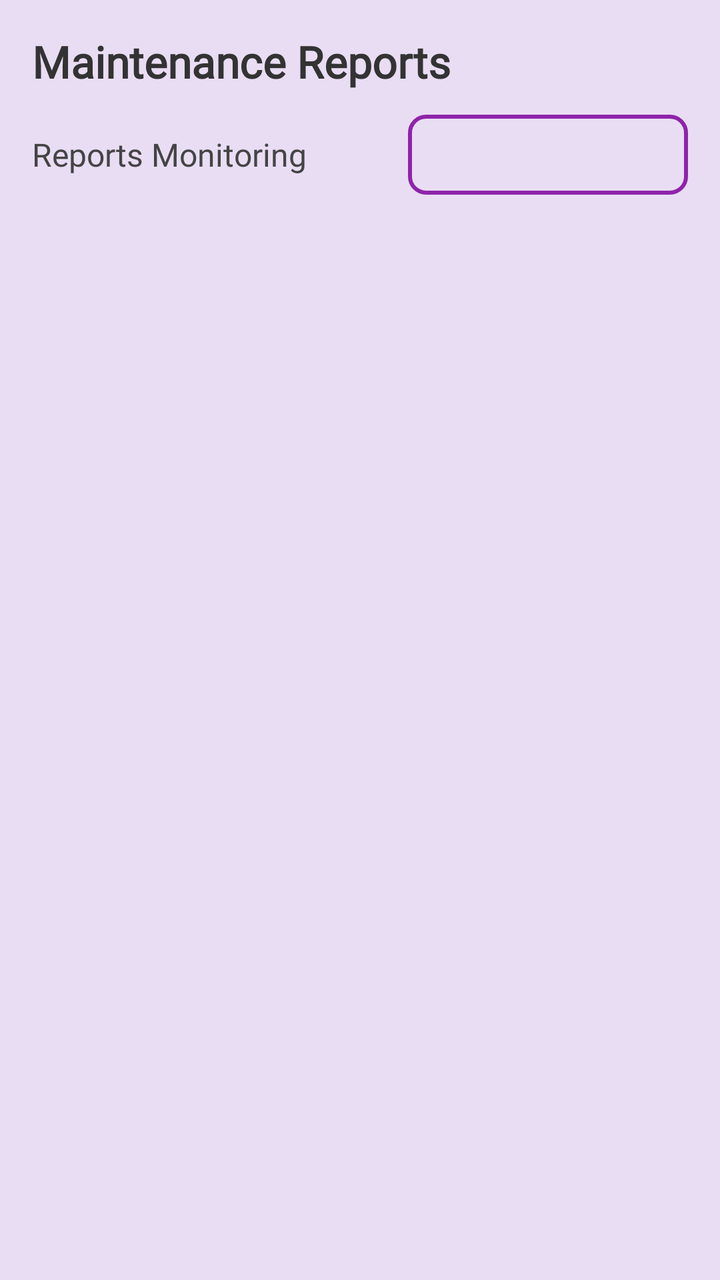
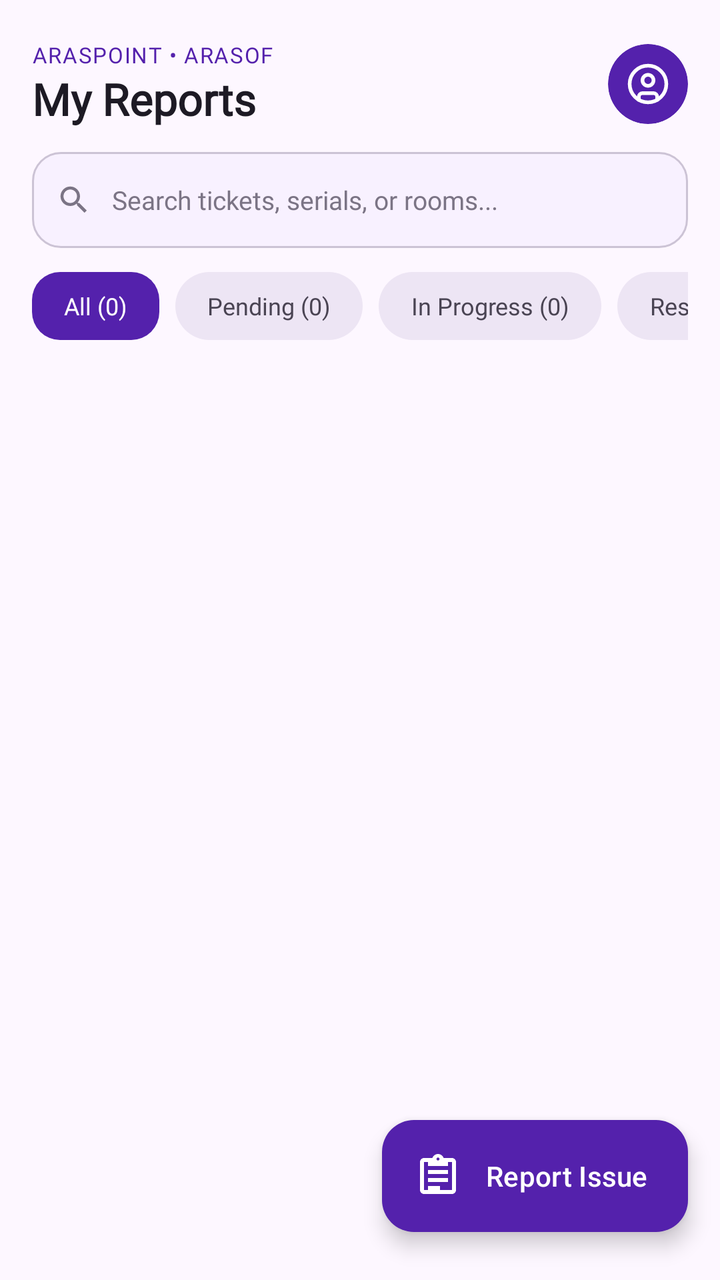

Compare the two renders of this Android layout. The source of the first and the diff that turns it into the second are given below.
<!-- AndroidManifest.xml: application theme Theme.Araspointmap -->
<!-- res/layout/fragment_report.xml -->
<?xml version="1.0" encoding="utf-8"?>
<LinearLayout
    xmlns:android="http://schemas.android.com/apk/res/android"
    xmlns:app="http://schemas.android.com/apk/res-auto"
    android:layout_width="match_parent"
    android:layout_height="match_parent"
    android:orientation="vertical"
    android:background="#E9DDF4"
    android:padding="16dp">

    <TextView
        android:id="@+id/reportTitleText"
        android:layout_width="wrap_content"
        android:layout_height="wrap_content"
        android:layout_marginBottom="12dp"
        android:fontFamily="@font/poppins_bold"
        android:text="Maintenance Reports"
        android:textColor="#333333"
        android:textSize="22sp"
        android:textStyle="bold" />

    
    <LinearLayout
        android:id="@+id/maintenanceSummaryLayout"
        android:layout_width="match_parent"
        android:layout_height="wrap_content"
        android:orientation="horizontal"
        android:layout_marginBottom="12dp"
        android:visibility="gone">

        <androidx.cardview.widget.CardView
            android:layout_width="0dp"
            android:layout_height="70dp"
            android:layout_weight="1"
            android:layout_marginEnd="4dp"
            app:cardCornerRadius="10dp"
            app:cardElevation="2dp"
            app:cardBackgroundColor="#FFFFFF">

            <LinearLayout
                android:layout_width="match_parent"
                android:layout_height="match_parent"
                android:orientation="vertical"
                android:gravity="center">

                <TextView
                    android:id="@+id/txtSummaryTotal"
                    android:layout_width="wrap_content"
                    android:layout_height="wrap_content"
                    android:fontFamily="@font/poppins_bold"
                    android:text="0"
                    android:textColor="#8E24AA"
                    android:textSize="20sp"
                    android:textStyle="bold" />

                <TextView
                    android:layout_width="wrap_content"
                    android:layout_height="wrap_content"
                    android:fontFamily="@font/inter_18pt_regular"
                    android:text="Assigned"
                    android:textColor="#666666"
                    android:textSize="11sp" />
            </LinearLayout>
        </androidx.cardview.widget.CardView>

        <androidx.cardview.widget.CardView
            android:layout_width="0dp"
            android:layout_height="70dp"
            android:layout_weight="1"
            android:layout_marginHorizontal="4dp"
            app:cardCornerRadius="10dp"
            app:cardElevation="2dp"
            app:cardBackgroundColor="#FFFFFF">

            <LinearLayout
                android:layout_width="match_parent"
                android:layout_height="match_parent"
                android:orientation="vertical"
                android:gravity="center">

                <TextView
                    android:id="@+id/txtSummaryInProgress"
                    android:layout_width="wrap_content"
                    android:layout_height="wrap_content"
                    android:fontFamily="@font/poppins_bold"
                    android:text="0"
                    android:textColor="#1565C0"
                    android:textSize="20sp"
                    android:textStyle="bold" />

                <TextView
                    android:layout_width="wrap_content"
                    android:layout_height="wrap_content"
                    android:fontFamily="@font/inter_18pt_regular"
                    android:text="In Progress"
                    android:textColor="#666666"
                    android:textSize="11sp" />
            </LinearLayout>
        </androidx.cardview.widget.CardView>

        <androidx.cardview.widget.CardView
            android:layout_width="0dp"
            android:layout_height="70dp"
            android:layout_weight="1"
            android:layout_marginStart="4dp"
            app:cardCornerRadius="10dp"
            app:cardElevation="2dp"
            app:cardBackgroundColor="#FFFFFF">

            <LinearLayout
                android:layout_width="match_parent"
                android:layout_height="match_parent"
                android:orientation="vertical"
                android:gravity="center">

                <TextView
                    android:id="@+id/txtSummaryCritical"
                    android:layout_width="wrap_content"
                    android:layout_height="wrap_content"
                    android:fontFamily="@font/poppins_bold"
                    android:text="0"
                    android:textColor="#C62828"
                    android:textSize="20sp"
                    android:textStyle="bold" />

                <TextView
                    android:layout_width="wrap_content"
                    android:layout_height="wrap_content"
                    android:fontFamily="@font/inter_18pt_regular"
                    android:text="Critical/High"
                    android:textColor="#666666"
                    android:textSize="11sp" />
            </LinearLayout>
        </androidx.cardview.widget.CardView>
    </LinearLayout>

    <LinearLayout
        android:layout_width="match_parent"
        android:layout_height="wrap_content"
        android:orientation="horizontal"
        android:gravity="center_vertical"
        android:layout_marginBottom="8dp">

        <TextView
            android:layout_width="0dp"
            android:layout_height="wrap_content"
            android:layout_weight="1"
            android:fontFamily="@font/inter_18pt_bold"
            android:text="Reports Monitoring"
            android:textColor="#444444"
            android:textSize="16sp" />

        <Spinner
            android:id="@+id/spinnerPriorityFilter"
            android:layout_width="140dp"
            android:layout_height="40dp"
            android:background="@drawable/inputs_color"
            android:paddingHorizontal="8dp" />
    </LinearLayout>

    <androidx.recyclerview.widget.RecyclerView
        android:id="@+id/recyclerViewReports"
        android:layout_width="match_parent"
        android:layout_height="0dp"
        android:layout_weight="1"
        android:scrollbars="vertical" />

</LinearLayout>
<!-- resources referenced by this layout -->
<resources>
  <!-- drawable inputs_color (drawable) -->
  <?xml version="1.0" encoding="utf-8"?>
  <selector xmlns:android="http://schemas.android.com/apk/res/android">
      <item>
          <shape android:shape="rectangle">
              <corners android:radius="8dp"/>
              <stroke android:width="2dp" android:color="#8E24AA"/>
              <gradient android:angle="45" android:type="linear"/>
          </shape>
  
      </item>
  </selector>
  <!-- unchanged entries left out for length: 15 -->
</resources>

<!-- the commit's change to res/layout/fragment_report.xml (unified diff, before → after) -->
@@ -1,168 +1,357 @@
 <?xml version="1.0" encoding="utf-8"?>
-<LinearLayout
-    xmlns:android="http://schemas.android.com/apk/res/android"
+<androidx.coordinatorlayout.widget.CoordinatorLayout xmlns:android="http://schemas.android.com/apk/res/android"
     xmlns:app="http://schemas.android.com/apk/res-auto"
     android:layout_width="match_parent"
     android:layout_height="match_parent"
-    android:orientation="vertical"
-    android:background="#E9DDF4"
-    android:padding="16dp">
-
-    <TextView
-        android:id="@+id/reportTitleText"
+    android:background="@color/surface">
+
+    <LinearLayout
+        android:layout_width="match_parent"
+        android:layout_height="match_parent"
+        android:orientation="vertical"
+        android:paddingHorizontal="@dimen/screen_padding_horizontal"
+        android:paddingTop="20dp">
+
+        <RelativeLayout
+            android:layout_width="match_parent"
+            android:layout_height="wrap_content"
+            android:layout_marginBottom="12dp">
+
+            <LinearLayout
+                android:layout_width="wrap_content"
+                android:layout_height="wrap_content"
+                android:layout_alignParentStart="true"
+                android:layout_centerVertical="true"
+                android:orientation="vertical">
+
+                <TextView
+                    android:layout_width="wrap_content"
+                    android:layout_height="wrap_content"
+                    android:fontFamily="@font/inter_18pt_bold"
+                    android:text="ARASPOINT • ARASOF"
+                    android:textColor="@color/primary"
+                    android:textSize="11sp"
+                    android:letterSpacing="0.05" />
+
+                <TextView
+                    android:id="@+id/reportTitleText"
+                    android:layout_width="wrap_content"
+                    android:layout_height="wrap_content"
+                    android:fontFamily="@font/poppins_bold"
+                    android:text="My Reports"
+                    android:textColor="@color/on_surface"
+                    android:textSize="22sp"
+                    android:textStyle="bold" />
+            </LinearLayout>
+
+            <androidx.cardview.widget.CardView
+                android:layout_width="40dp"
+                android:layout_height="40dp"
+                android:layout_alignParentEnd="true"
+                android:layout_centerVertical="true"
+                app:cardCornerRadius="20dp"
+                app:cardElevation="0dp"
+                app:cardBackgroundColor="@color/primary">
+
+                <ImageView
+                    android:layout_width="22dp"
+                    android:layout_height="22dp"
+                    android:layout_gravity="center"
+                    android:src="@drawable/circle_user"
+                    app:tint="@color/on_primary"
+                    android:contentDescription="Profile" />
+            </androidx.cardview.widget.CardView>
+        </RelativeLayout>
+
+        <LinearLayout
+            android:layout_width="match_parent"
+            android:layout_height="@dimen/input_height"
+            android:background="@drawable/bg_input_field"
+            android:gravity="center_vertical"
+            android:orientation="horizontal"
+            android:paddingHorizontal="@dimen/input_padding_horizontal"
+            android:layout_marginBottom="12dp">
+
+            <ImageView
+                android:layout_width="@dimen/input_icon_size"
+                android:layout_height="@dimen/input_icon_size"
+                android:src="@drawable/ic_search_m3"
+                app:tint="@color/outline"
+                android:contentDescription="Search Icon" />
+
+            <EditText
+                android:id="@+id/searchReportInput"
+                android:layout_width="0dp"
+                android:layout_height="match_parent"
+                android:layout_weight="1"
+                android:layout_marginStart="10dp"
+                android:background="@android:color/transparent"
+                android:fontFamily="@font/inter_18pt_regular"
+                android:hint="Search tickets, serials, or rooms..."
+                android:textColor="@color/on_surface"
+                android:textColorHint="@color/outline"
+                android:textSize="@dimen/text_body"
+                android:singleLine="true" />
+        </LinearLayout>
+
+        <HorizontalScrollView
+            android:layout_width="match_parent"
+            android:layout_height="wrap_content"
+            android:scrollbars="none"
+            android:layout_marginBottom="12dp">
+
+            <LinearLayout
+                android:layout_width="wrap_content"
+                android:layout_height="wrap_content"
+                android:orientation="horizontal">
+
+                <TextView
+                    android:id="@+id/chipFilterAll"
+                    android:layout_width="wrap_content"
+                    android:layout_height="34dp"
+                    android:gravity="center"
+                    android:background="@drawable/bg_button_primary"
+                    android:fontFamily="@font/inter_18pt_bold"
+                    android:paddingHorizontal="16dp"
+                    android:text="All (0)"
+                    android:textColor="@color/on_primary"
+                    android:textSize="12sp"
+                    android:clickable="true"
+                    android:focusable="true" />
+
+                <TextView
+                    android:id="@+id/chipFilterPending"
+                    android:layout_width="wrap_content"
+                    android:layout_height="34dp"
+                    android:gravity="center"
+                    android:layout_marginStart="8dp"
+                    android:background="@drawable/bg_badge_institution"
+                    android:fontFamily="@font/inter_18pt_bold"
+                    android:paddingHorizontal="16dp"
+                    android:text="Pending (0)"
+                    android:textColor="@color/on_surface_variant"
+                    android:textSize="12sp"
+                    android:clickable="true"
+                    android:focusable="true" />
+
+                <TextView
+                    android:id="@+id/chipFilterInProgress"
+                    android:layout_width="wrap_content"
+                    android:layout_height="34dp"
+                    android:gravity="center"
+                    android:layout_marginStart="8dp"
+                    android:background="@drawable/bg_badge_institution"
+                    android:fontFamily="@font/inter_18pt_bold"
+                    android:paddingHorizontal="16dp"
+                    android:text="In Progress (0)"
+                    android:textColor="@color/on_surface_variant"
+                    android:textSize="12sp"
+                    android:clickable="true"
+                    android:focusable="true" />
+
+                <TextView
+                    android:id="@+id/chipFilterResolved"
+                    android:layout_width="wrap_content"
+                    android:layout_height="34dp"
+                    android:gravity="center"
+                    android:layout_marginStart="8dp"
+                    android:background="@drawable/bg_badge_institution"
+                    android:fontFamily="@font/inter_18pt_bold"
+                    android:paddingHorizontal="16dp"
+                    android:text="Resolved (0)"
+                    android:textColor="@color/on_surface_variant"
+                    android:textSize="12sp"
+                    android:clickable="true"
+                    android:focusable="true" />
+            </LinearLayout>
+        </HorizontalScrollView>
+
+        <LinearLayout
+            android:id="@+id/maintenanceSummaryLayout"
+            android:layout_width="match_parent"
+            android:layout_height="wrap_content"
+            android:orientation="horizontal"
+            android:layout_marginBottom="12dp"
+            android:visibility="gone">
+
+            <androidx.cardview.widget.CardView
+                android:layout_width="0dp"
+                android:layout_height="@dimen/kpi_card_height"
+                android:layout_weight="1"
+                android:layout_marginEnd="6dp"
+                app:cardCornerRadius="14dp"
+                app:cardElevation="1dp"
+                app:cardBackgroundColor="@color/surface_container_lowest">
+
+                <LinearLayout
+                    android:layout_width="match_parent"
+                    android:layout_height="match_parent"
+                    android:orientation="vertical"
+                    android:gravity="center"
+                    android:padding="8dp">
+
+                    <TextView
+                        android:id="@+id/txtSummaryTotal"
+                        android:layout_width="wrap_content"
+                        android:layout_height="wrap_content"
+                        android:fontFamily="@font/poppins_bold"
+                        android:text="0"
+                        android:textColor="@color/primary"
+                        android:textSize="18sp"
+                        android:textStyle="bold" />
+
+                    <TextView
+                        android:layout_width="wrap_content"
+                        android:layout_height="wrap_content"
+                        android:fontFamily="@font/inter_18pt_regular"
+                        android:text="Total Tickets"
+                        android:textColor="@color/on_surface_variant"
+                        android:textSize="11sp" />
+                </LinearLayout>
+            </androidx.cardview.widget.CardView>
+
+            <androidx.cardview.widget.CardView
+                android:layout_width="0dp"
+                android:layout_height="@dimen/kpi_card_height"
+                android:layout_weight="1"
+                android:layout_marginHorizontal="3dp"
+                app:cardCornerRadius="14dp"
+                app:cardElevation="1dp"
+                app:cardBackgroundColor="@color/surface_container_lowest">
+
+                <LinearLayout
+                    android:layout_width="match_parent"
+                    android:layout_height="match_parent"
+                    android:orientation="vertical"
+                    android:gravity="center"
+                    android:padding="8dp">
+
+                    <TextView
+                        android:id="@+id/txtSummaryInProgress"
+                        android:layout_width="wrap_content"
+                        android:layout_height="wrap_content"
+                        android:fontFamily="@font/poppins_bold"
+                        android:text="0"
+                        android:textColor="@color/secondary"
+                        android:textSize="18sp"
+                        android:textStyle="bold" />
+
+                    <TextView
+                        android:layout_width="wrap_content"
+                        android:layout_height="wrap_content"
+                        android:fontFamily="@font/inter_18pt_regular"
+                        android:text="In Progress"
+                        android:textColor="@color/on_surface_variant"
+                        android:textSize="11sp" />
+                </LinearLayout>
+            </androidx.cardview.widget.CardView>
+
+            <androidx.cardview.widget.CardView
+                android:layout_width="0dp"
+                android:layout_height="@dimen/kpi_card_height"
+                android:layout_weight="1"
+                android:layout_marginStart="6dp"
+                app:cardCornerRadius="14dp"
+                app:cardElevation="1dp"
+                app:cardBackgroundColor="@color/surface_container_lowest">
+
+                <LinearLayout
+                    android:layout_width="match_parent"
+                    android:layout_height="match_parent"
+                    android:orientation="vertical"
+                    android:gravity="center"
+                    android:padding="8dp">
+
+                    <TextView
+                        android:id="@+id/txtSummaryCritical"
+                        android:layout_width="wrap_content"
+                        android:layout_height="wrap_content"
+                        android:fontFamily="@font/poppins_bold"
+                        android:text="0"
+                        android:textColor="@color/status_damaged"
+                        android:textSize="18sp"
+                        android:textStyle="bold" />
+
+                    <TextView
+                        android:layout_width="wrap_content"
+                        android:layout_height="wrap_content"
+                        android:fontFamily="@font/inter_18pt_regular"
+                        android:text="Critical/High"
+                        android:textColor="@color/on_surface_variant"
+                        android:textSize="11sp" />
+                </LinearLayout>
+            </androidx.cardview.widget.CardView>
+        </LinearLayout>
+
+        <Spinner
+            android:id="@+id/spinnerPriorityFilter"
+            android:layout_width="0dp"
+            android:layout_height="0dp"
+            android:visibility="gone" />
+
+        <FrameLayout
+            android:layout_width="match_parent"
+            android:layout_height="0dp"
+            android:layout_weight="1">
+
+            <androidx.recyclerview.widget.RecyclerView
+                android:id="@+id/recyclerViewReports"
+                android:layout_width="match_parent"
+                android:layout_height="match_parent"
+                android:clipToPadding="false"
+                android:paddingBottom="90dp"
+                android:scrollbars="vertical" />
+
+            <LinearLayout
+                android:id="@+id/emptyStateLayout"
+                android:layout_width="match_parent"
+                android:layout_height="match_parent"
+                android:gravity="center"
+                android:orientation="vertical"
+                android:padding="32dp"
+                android:visibility="gone">
+
+                <ImageView
+                    android:layout_width="64dp"
+                    android:layout_height="64dp"
+                    android:src="@drawable/ic_check_circle_m3"
+                    app:tint="@color/primary"
+                    android:contentDescription="No reports" />
+
+                <TextView
+                    android:layout_width="wrap_content"
+                    android:layout_height="wrap_content"
+                    android:layout_marginTop="12dp"
+                    android:fontFamily="@font/poppins_bold"
+                    android:text="No Maintenance Tickets"
+                    android:textColor="@color/on_surface"
+                    android:textSize="16sp" />
+
+                <TextView
+                    android:layout_width="wrap_content"
+                    android:layout_height="wrap_content"
+                    android:layout_marginTop="4dp"
+                    android:fontFamily="@font/inter_18pt_regular"
+                    android:gravity="center"
+                    android:text="You haven't submitted any incident reports yet or all tickets are resolved."
+                    android:textColor="@color/on_surface_variant"
+                    android:textSize="13sp" />
+            </LinearLayout>
+        </FrameLayout>
+
+    </LinearLayout>
+
+    <com.google.android.material.floatingactionbutton.ExtendedFloatingActionButton
+        android:id="@+id/fabSubmitReport"
         android:layout_width="wrap_content"
         android:layout_height="wrap_content"
-        android:layout_marginBottom="12dp"
-        android:fontFamily="@font/poppins_bold"
-        android:text="Maintenance Reports"
-        android:textColor="#333333"
-        android:textSize="22sp"
-        android:textStyle="bold" />
-
-    
-    <LinearLayout
-        android:id="@+id/maintenanceSummaryLayout"
-        android:layout_width="match_parent"
-        android:layout_height="wrap_content"
-        android:orientation="horizontal"
-        android:layout_marginBottom="12dp"
-        android:visibility="gone">
-
-        <androidx.cardview.widget.CardView
-            android:layout_width="0dp"
-            android:layout_height="70dp"
-            android:layout_weight="1"
-            android:layout_marginEnd="4dp"
-            app:cardCornerRadius="10dp"
-            app:cardElevation="2dp"
-            app:cardBackgroundColor="#FFFFFF">
-
-            <LinearLayout
-                android:layout_width="match_parent"
-                android:layout_height="match_parent"
-                android:orientation="vertical"
-                android:gravity="center">
-
-                <TextView
-                    android:id="@+id/txtSummaryTotal"
-                    android:layout_width="wrap_content"
-                    android:layout_height="wrap_content"
-                    android:fontFamily="@font/poppins_bold"
-                    android:text="0"
-                    android:textColor="#8E24AA"
-                    android:textSize="20sp"
-                    android:textStyle="bold" />
-
-                <TextView
-                    android:layout_width="wrap_content"
-                    android:layout_height="wrap_content"
-                    android:fontFamily="@font/inter_18pt_regular"
-                    android:text="Assigned"
-                    android:textColor="#666666"
-                    android:textSize="11sp" />
-            </LinearLayout>
-        </androidx.cardview.widget.CardView>
-
-        <androidx.cardview.widget.CardView
-            android:layout_width="0dp"
-            android:layout_height="70dp"
-            android:layout_weight="1"
-            android:layout_marginHorizontal="4dp"
-            app:cardCornerRadius="10dp"
-            app:cardElevation="2dp"
-            app:cardBackgroundColor="#FFFFFF">
-
-            <LinearLayout
-                android:layout_width="match_parent"
-                android:layout_height="match_parent"
-                android:orientation="vertical"
-                android:gravity="center">
-
-                <TextView
-                    android:id="@+id/txtSummaryInProgress"
-                    android:layout_width="wrap_content"
-                    android:layout_height="wrap_content"
-                    android:fontFamily="@font/poppins_bold"
-                    android:text="0"
-                    android:textColor="#1565C0"
-                    android:textSize="20sp"
-                    android:textStyle="bold" />
-
-                <TextView
-                    android:layout_width="wrap_content"
-                    android:layout_height="wrap_content"
-                    android:fontFamily="@font/inter_18pt_regular"
-                    android:text="In Progress"
-                    android:textColor="#666666"
-                    android:textSize="11sp" />
-            </LinearLayout>
-        </androidx.cardview.widget.CardView>
-
-        <androidx.cardview.widget.CardView
-            android:layout_width="0dp"
-            android:layout_height="70dp"
-            android:layout_weight="1"
-            android:layout_marginStart="4dp"
-            app:cardCornerRadius="10dp"
-            app:cardElevation="2dp"
-            app:cardBackgroundColor="#FFFFFF">
-
-            <LinearLayout
-                android:layout_width="match_parent"
-                android:layout_height="match_parent"
-                android:orientation="vertical"
-                android:gravity="center">
-
-                <TextView
-                    android:id="@+id/txtSummaryCritical"
-                    android:layout_width="wrap_content"
-                    android:layout_height="wrap_content"
-                    android:fontFamily="@font/poppins_bold"
-                    android:text="0"
-                    android:textColor="#C62828"
-                    android:textSize="20sp"
-                    android:textStyle="bold" />
-
-                <TextView
-                    android:layout_width="wrap_content"
-                    android:layout_height="wrap_content"
-                    android:fontFamily="@font/inter_18pt_regular"
-                    android:text="Critical/High"
-                    android:textColor="#666666"
-                    android:textSize="11sp" />
-            </LinearLayout>
-        </androidx.cardview.widget.CardView>
-    </LinearLayout>
-
-    <LinearLayout
-        android:layout_width="match_parent"
-        android:layout_height="wrap_content"
-        android:orientation="horizontal"
-        android:gravity="center_vertical"
-        android:layout_marginBottom="8dp">
-
-        <TextView
-            android:layout_width="0dp"
-            android:layout_height="wrap_content"
-            android:layout_weight="1"
-            android:fontFamily="@font/inter_18pt_bold"
-            android:text="Reports Monitoring"
-            android:textColor="#444444"
-            android:textSize="16sp" />
-
-        <Spinner
-            android:id="@+id/spinnerPriorityFilter"
-            android:layout_width="140dp"
-            android:layout_height="40dp"
-            android:background="@drawable/inputs_color"
-            android:paddingHorizontal="8dp" />
-    </LinearLayout>
-
-    <androidx.recyclerview.widget.RecyclerView
-        android:id="@+id/recyclerViewReports"
-        android:layout_width="match_parent"
-        android:layout_height="0dp"
-        android:layout_weight="1"
-        android:scrollbars="vertical" />
-
-</LinearLayout>
+        android:layout_gravity="bottom|end"
+        android:layout_marginEnd="16dp"
+        android:layout_marginBottom="24dp"
+        android:text="Report Issue"
+        android:textColor="@color/on_primary"
+        app:icon="@drawable/ic_nav_tasks"
+        app:iconTint="@color/on_primary"
+        app:backgroundTint="@color/primary" />
+
+</androidx.coordinatorlayout.widget.CoordinatorLayout>
<!-- resource entries referenced after the edit -->
@@ -1,17 +1,112 @@
 <!-- resources referenced by this layout -->
 <resources>
-  <!-- drawable inputs_color (drawable) -->
+  <color name="outline">#7B7485</color>
+  <color name="status_damaged">#DC2626</color>
+  <color name="surface_container_lowest">#FFFFFF</color>
+  <dimen name="input_height">48dp</dimen>
+  <dimen name="input_icon_size">18dp</dimen>
+  <dimen name="input_padding_horizontal">12dp</dimen>
+  <dimen name="kpi_card_height">72dp</dimen>
+  <dimen name="screen_padding_horizontal">16dp</dimen>
+  <dimen name="text_body">13sp</dimen>
+  <!-- drawable bg_badge_institution (drawable) -->
+  <?xml version="1.0" encoding="utf-8"?>
+  <shape xmlns:android="http://schemas.android.com/apk/res/android"
+      android:shape="rectangle">
+      <corners android:radius="999dp" />
+      <solid android:color="@color/surface_container_high" />
+  </shape>
+  <!-- drawable bg_button_primary (drawable) -->
+  <?xml version="1.0" encoding="utf-8"?>
+  <ripple xmlns:android="http://schemas.android.com/apk/res/android"
+      android:color="@color/primary_fixed">
+      <item>
+          <shape android:shape="rectangle">
+              <corners android:radius="14dp" />
+              <solid android:color="@color/primary" />
+          </shape>
+      </item>
+  </ripple>
+  <!-- drawable bg_input_field (drawable) -->
   <?xml version="1.0" encoding="utf-8"?>
   <selector xmlns:android="http://schemas.android.com/apk/res/android">
+      <item android:state_focused="true">
+          <shape android:shape="rectangle">
+              <corners android:radius="14dp" />
+              <solid android:color="@color/surface_container_lowest" />
+              <stroke android:width="2dp" android:color="@color/primary" />
+          </shape>
+      </item>
       <item>
           <shape android:shape="rectangle">
-              <corners android:radius="8dp"/>
-              <stroke android:width="2dp" android:color="#8E24AA"/>
-              <gradient android:angle="45" android:type="linear"/>
+              <corners android:radius="14dp" />
+              <solid android:color="@color/surface_container_low" />
+              <stroke android:width="1dp" android:color="@color/outline_variant" />
           </shape>
-  
       </item>
   </selector>
+  <!-- drawable circle_user (drawable) -->
+  <vector xmlns:android="http://schemas.android.com/apk/res/android"
+      android:width="24dp"
+      android:height="24dp"
+      android:viewportWidth="24"
+      android:viewportHeight="24">
+  
+      <path
+          android:pathData="M12,2A10,10 0,1 0,22,12A10,10 0,0 0,12,2z"
+          android:strokeWidth="2"
+          android:strokeColor="#000000"
+          android:strokeLineCap="round"
+          android:strokeLineJoin="round" />
+  
+      <path
+          android:pathData="M12,7A3,3 0,1 1,9,10A3,3 0,0 1,12,7z"
+          android:strokeWidth="2"
+          android:strokeColor="#000000"
+          android:strokeLineCap="round"
+          android:strokeLineJoin="round" />
+  
+      <path
+          android:pathData="M7,20.662V19a2,2 0,0 1,2 -2h6a2,2 0,0 1,2 2v1.662"
+          android:strokeWidth="2"
+          android:strokeColor="#000000"
+          android:strokeLineCap="round"
+          android:strokeLineJoin="round" />
+  </vector>
+  <!-- drawable ic_check_circle_m3 (drawable) -->
+  <vector xmlns:android="http://schemas.android.com/apk/res/android"
+      android:width="24dp"
+      android:height="24dp"
+      android:viewportWidth="24"
+      android:viewportHeight="24">
+    <path
+        android:fillColor="#FF000000"
+        android:pathData="M12,2C6.48,2 2,6.48 2,12s4.48,10 10,10 10,-4.48 10,-10S17.52,2 12,2zm-2,15l-5,-5 1.41,-1.41L10,14.17l7.59,-7.59L19,8l-9,9z"/>
+  </vector>
+  <!-- drawable ic_nav_tasks (drawable) -->
+  <vector xmlns:android="http://schemas.android.com/apk/res/android"
+      android:width="24dp"
+      android:height="24dp"
+      android:viewportWidth="24"
+      android:viewportHeight="24">
+    <path
+        android:fillColor="@android:color/white"
+        android:pathData="M19,3h-4.18C14.4,1.84 13.3,1 12,1S9.6,1.84 9.18,3H5C3.9,3 3,3.9 3,5v14c0,1.1 0.9,2 2,2h14c1.1,0 2,-0.9 2,-2V5C21,3.9 20.1,3 19,3zM12,2.75c0.41,0 0.75,0.34 0.75,0.75s-0.34,0.75 -0.75,0.75 -0.75,-0.34 -0.75,-0.75 0.34,-0.75 0.75,-0.75zM19,19H5V5h2v2h10V5h2V19zM7,9h10v2H7V9zM7,13h10v2H7V13zM7,17h6v2H7V17z"/>
+  </vector>
+  <!-- drawable ic_search_m3 (drawable) -->
+  <vector xmlns:android="http://schemas.android.com/apk/res/android"
+      android:width="24dp"
+      android:height="24dp"
+      android:viewportWidth="24"
+      android:viewportHeight="24">
+    <path
+        android:fillColor="#FF000000"
+        android:pathData="M15.5,14h-0.79l-0.28,-0.27C15.41,12.59 16,11.11 16,9.5 16,5.91 13.09,3 9.5,3S3,5.91 3,9.5 5.91,16 9.5,16c1.61,0 3.09,-0.59 4.23,-1.57l0.27,0.28v0.79l5,4.99L20.49,19l-4.99,-5zm-6,0C7.01,14 5,11.99 5,9.5S7.01,5 9.5,5 14,7.01 14,9.5 11.99,14 9.5,14z"/>
+  </vector>
+  <color name="surface_container_high">#EDE5F4</color>
+  <color name="primary_fixed">#EADDFF</color>
+  <color name="surface_container_low">#F8F1FF</color>
+  <color name="outline_variant">#CCC3D5</color>
   <!-- unchanged entries left out for length: 15 -->
 </resources>
 
